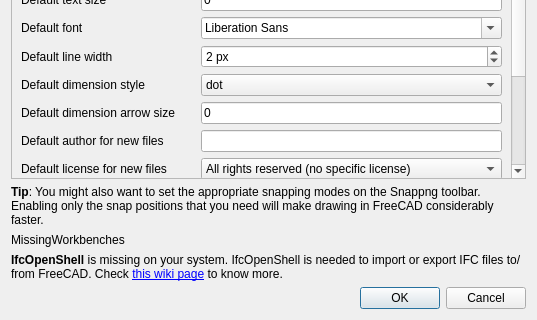
First picture: the form in dialogSetup.ui, repository yorikvanhavre/BIM_Workbench, before the edit; both pictures show x 0 to 537 and y 354 to 674 of the 537 by 674 pixel window.
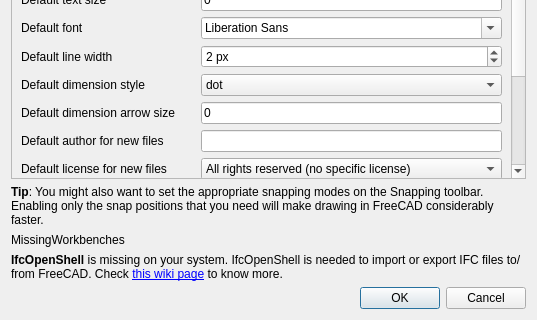
Second picture: the form after the edit. Custom widgets are drawn as their Qt base class.

The edit to the form file:
```diff
--- a/dialogSetup.ui
+++ b/dialogSetup.ui
@@ -591,7 +591,7 @@
    <item>
     <widget class="QLabel" name="labelSnapTip">
      <property name="text">
-      <string>&lt;html&gt;&lt;head/&gt;&lt;body&gt;&lt;p&gt;&lt;span style=&quot; font-weight:600;&quot;&gt;Tip&lt;/span&gt;: You might also want to set the appropriate snapping modes on the Snappng toolbar. Enabling only the snap positions that you need will make drawing in FreeCAD considerably faster.&lt;/p&gt;&lt;/body&gt;&lt;/html&gt;</string>
+      <string>&lt;html&gt;&lt;head/&gt;&lt;body&gt;&lt;p&gt;&lt;span style=&quot; font-weight:600;&quot;&gt;Tip&lt;/span&gt;: You might also want to set the appropriate snapping modes on the Snapping toolbar. Enabling only the snap positions that you need will make drawing in FreeCAD considerably faster.&lt;/p&gt;&lt;/body&gt;&lt;/html&gt;</string>
      </property>
      <property name="wordWrap">
       <bool>true</bool>
```
